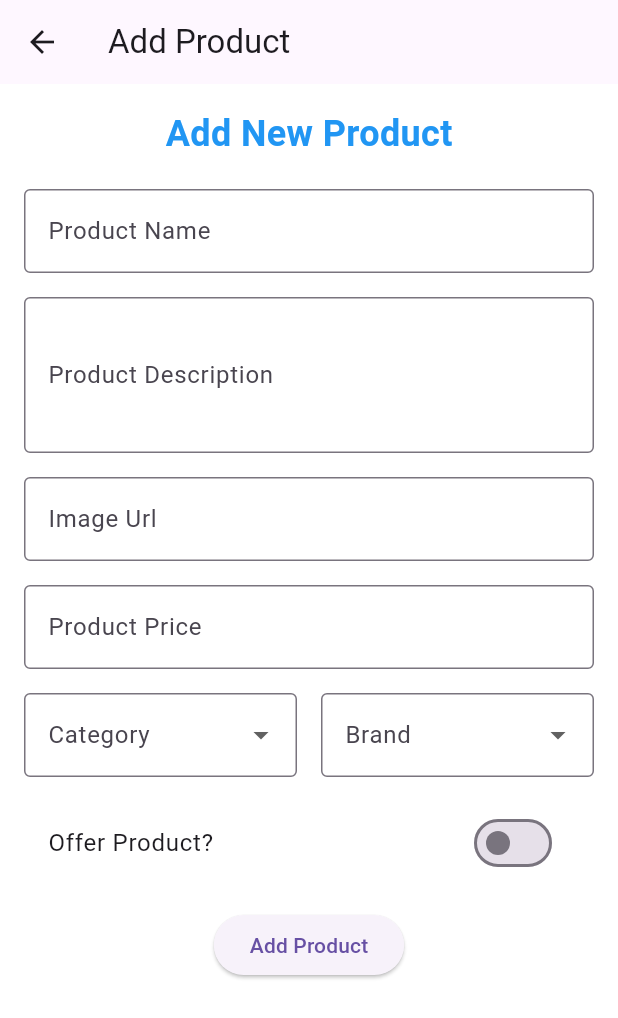
After one commit to LeQuan114/project_app_shop, a Flutter app: the AddProductScreen screen opened by its route, on a phone screen of 412 x 824 dp. The commit adds this screen. Shown: the top 1018 px of the screen. Run offline on Flutter 3.47's test engine with Material 3 defaults, Android fonts, the phone set to English and light mode, and no system bars; our stand-ins replace badges, curved_navigation_bar, icons_plus.

```diff
--- a/lib/main.dart
+++ b/lib/main.dart
@@ -1,5 +1,6 @@
 // ignore_for_file: prefer_const_constructors
 
+import 'package:final_project/pages/add_product.dart';
 import 'package:final_project/pages/cart_page.dart';
 import 'package:final_project/pages/home_page.dart';
 import 'package:final_project/pages/item_page.dart';
@@ -22,6 +23,8 @@ class MyApp extends StatelessWidget {
         "/": (context) => const HomePage(),
         "cartPage": (context) => const CartPage(),
         "itemPage": (context) => ItemPage(),
+        "addProduct": (context) => AddProductScreen(), // Add the new route for AddProductScreen
+
       },
     );
   }
--- /dev/null
+++ b/lib/pages/add_product.dart
@@ -0,0 +1,150 @@
+// ignore_for_file: prefer_const_constructors
+
+import 'package:flutter/material.dart';
+
+class AddProduct extends StatelessWidget {
+  @override
+  Widget build(BuildContext context) {
+    return MaterialApp(
+      home: AddProductScreen(),
+    );
+  }
+}
+
+class AddProductScreen extends StatefulWidget {
+  @override
+  _AddProductScreenState createState() => _AddProductScreenState();
+}
+
+class _AddProductScreenState extends State<AddProductScreen> {
+  String? selectedCategory;
+  String? selectedBrand;
+  bool offerProduct = false;
+
+  final categories = ['Category 1', 'Category 2', 'Category 3'];
+  final brands = ['Brand 1', 'Brand 2', 'Brand 3'];
+
+  @override
+  Widget build(BuildContext context) {
+    return Scaffold(
+      appBar: AppBar(
+        title: Text('Add Product'),
+      ),
+      body: Padding(
+        padding: const EdgeInsets.all(16.0),
+        child: SingleChildScrollView(
+          child: Column(
+            crossAxisAlignment: CrossAxisAlignment.start,
+            children: [
+              Center(
+                child: Text(
+                  'Add New Product',
+                  style: TextStyle(
+                    fontSize: 24,
+                    fontWeight: FontWeight.bold,
+                    color: Colors.blue,
+                  ),
+                ),
+              ),
+              SizedBox(height: 20),
+              TextField(
+                decoration: InputDecoration(
+                  labelText: 'Product Name',
+                  border: OutlineInputBorder(),
+                ),
+              ),
+              SizedBox(height: 16),
+              TextField(
+                decoration: InputDecoration(
+                  labelText: 'Product Description',
+                  border: OutlineInputBorder(),
+                ),
+                maxLines: 3,
+              ),
+              SizedBox(height: 16),
+              TextField(
+                decoration: InputDecoration(
+                  labelText: 'Image Url',
+                  border: OutlineInputBorder(),
+                ),
+              ),
+              SizedBox(height: 16),
+              TextField(
+                decoration: InputDecoration(
+                  labelText: 'Product Price',
+                  border: OutlineInputBorder(),
+                ),
+                keyboardType: TextInputType.number,
+              ),
+              SizedBox(height: 16),
+              Row(
+                children: [
+                  Expanded(
+                    child: DropdownButtonFormField<String>(
+                      decoration: InputDecoration(
+                        labelText: 'Category',
+                        border: OutlineInputBorder(),
+                      ),
+                      value: selectedCategory,
+                      onChanged: (value) {
+                        setState(() {
+                          selectedCategory = value;
+                        });
+                      },
+                      items: categories
+                          .map((category) => DropdownMenuItem(
+                                value: category,
+                                child: Text(category),
+                              ))
+                          .toList(),
+                    ),
+                  ),
+                  SizedBox(width: 16),
+                  Expanded(
+                    child: DropdownButtonFormField<String>(
+                      decoration: InputDecoration(
+                        labelText: 'Brand',
+                        border: OutlineInputBorder(),
+                      ),
+                      value: selectedBrand,
+                      onChanged: (value) {
+                        setState(() {
+                          selectedBrand = value;
+                        });
+                      },
+                      items: brands
+                          .map((brand) => DropdownMenuItem(
+                                value: brand,
+                                child: Text(brand),
+                              ))
+                          .toList(),
+                    ),
+                  ),
+                ],
+              ),
+              SizedBox(height: 16),
+              SwitchListTile(
+                title: Text('Offer Product?'),
+                value: offerProduct,
+                onChanged: (value) {
+                  setState(() {
+                    offerProduct = value;
+                  });
+                },
+              ),
+              SizedBox(height: 16),
+              Center(
+                child: ElevatedButton(
+                  onPressed: () {
+                    // Add product logic
+                  },
+                  child: Text('Add Product'),
+                ),
+              ),
+            ],
+          ),
+        ),
+      ),
+    );
+  }
+}
--- a/pubspec.yaml
+++ b/pubspec.yaml
@@ -38,6 +38,9 @@ dependencies:
   badges: ^3.1.2
   curved_navigation_bar: ^1.0.6
   icons_plus: ^4.0.0
+  firebase_core: ^3.6.0
+  cloud_firestore: ^5.4.3
+  get: ^4.6.6
   # clippy_flutter: ^1.1.1
 
 dev_dependencies:
```
Also changed, not shown: pubspec.lock, 6 other files.
